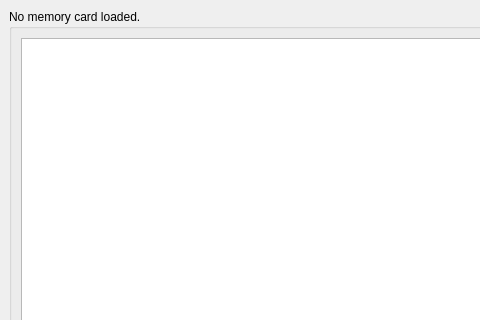
Before: the Qt Designer form src/mcrecover/ui/McRecoverWindow.ui in GerbilSoft/mcrecover, drawn with Qt 5; both pictures show x 0 to 480 and y 0 to 320 of the 745 by 535 pixel window.
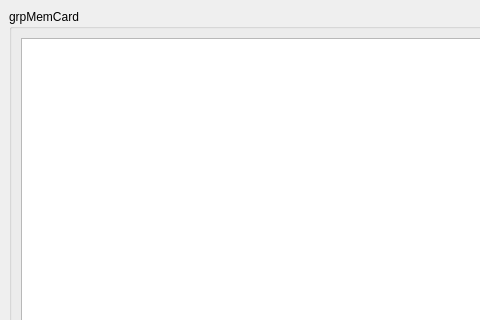
After: the same form once the commit is applied.

Commit message: McRecoverWindow.ui::grpMemCard: Changed the default title to "grpMemCard" and disabled translation.

What changed in the file:
```diff
--- a/src/mcrecover/ui/McRecoverWindow.ui
+++ b/src/mcrecover/ui/McRecoverWindow.ui
@@ -18,7 +18,7 @@
     <item>
      <widget class="QGroupBox" name="grpMemCard">
       <property name="title">
-       <string>No memory card loaded.</string>
+       <string notr="true">grpMemCard</string>
       </property>
       <layout class="QVBoxLayout" name="verticalLayout">
        <item>
```
